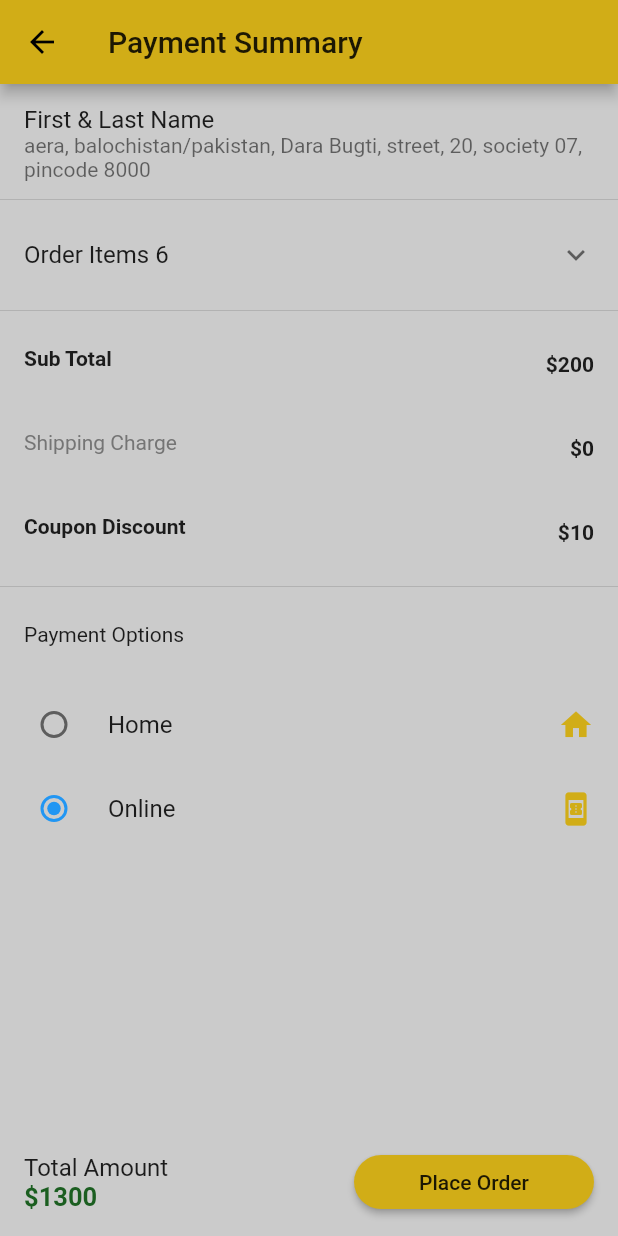
After one commit to Wahid551/Flutter_Food_App_with_Firebase, a Flutter app: the DeliveryDetails screen opened directly, after a tap on "Payment Summary", on a phone screen of 412 x 824 dp. The commit adds this screen. Run offline on Flutter 3.47's test engine with Material 2 defaults, Android fonts, the phone set to English and light mode, and no system bars; our stand-ins replace cloud_firestore, firebase_auth, firebase_core, flutter_signin_button, fluttertoast, google_sign_in; accounts and stored records are empty.

Commit message:
Backend: Add Payment Summary---  Project in Progress...

```diff
--- a/lib/screens/HomeScreen/check_Out/delivery_Details/delivery-details.dart
+++ b/lib/screens/HomeScreen/check_Out/delivery_Details/delivery-details.dart
@@ -1,10 +1,20 @@
 import 'package:flutter/material.dart';
 import 'package:food_app/config/colors.dart';
+import 'package:food_app/screens/HomeScreen/check_Out/delivery_Details/payment_summary/payment_summary.dart';
 import 'package:food_app/screens/HomeScreen/check_Out/delivery_Details/single_delivery_item.dart';
 
 import 'add_delivery-address/add_delivery_Address.dart';
 
 class DeliveryDetails extends StatelessWidget {
+  List<Widget> address = [
+    SingleDeliveryItem(
+      address:
+          "aera, balochistan/pakistan, Dara Bugti, street, 20, society 07, pincode 8000",
+      title: "Assar Developer",
+      number: "+923352062349",
+      addressType: "Home",
+    ),
+  ];
   @override
   Widget build(BuildContext context) {
     return Scaffold(
@@ -21,11 +31,19 @@ class DeliveryDetails extends StatelessWidget {
         height: 48,
         margin: EdgeInsets.symmetric(vertical: 10, horizontal: 20),
         child: MaterialButton(
-          child: Text("Add new Address"),
+          child: address.isEmpty
+              ? Text("Add new Address")
+              : Text("Payment Summary"),
           onPressed: () {
-            Navigator.of(context).push(
+            address.isEmpty
+                ? Navigator.of(context).push(
                     MaterialPageRoute(
                       builder: (context) => AddDeliverAddress(),
+                    ),
+                  )
+                : Navigator.of(context).push(
+                    MaterialPageRoute(
+                      builder: (context) => PaymentSummary(),
                     ),
                   );
           },
@@ -51,7 +69,9 @@ class DeliveryDetails extends StatelessWidget {
           ),
           Column(
             children: [
-              SingleDeliveryItem(
+              address.isEmpty
+                  ? Container()
+                  : SingleDeliveryItem(
                       address:
                           "aera, balochistan/pakistan, Dara Bugti, street, 20, society 07, pincode 8000",
                       title: "Assar Developer",
--- /dev/null
+++ b/lib/screens/HomeScreen/check_Out/delivery_Details/payment_summary/order_item.dart
@@ -0,0 +1,28 @@
+import 'package:flutter/material.dart';
+
+class OrderItem extends StatelessWidget {
+  @override
+  Widget build(BuildContext context) {
+    return ListTile(
+      leading: Image.network(
+        'https://solidstarts.com/wp-content/uploads/Green-Grape-scaled.jpg',
+        width: 60.0,
+      ),
+      title: Row(
+        mainAxisAlignment: MainAxisAlignment.spaceEvenly,
+        children: [
+          Text(
+            'Food Name',
+            style: TextStyle(color: Colors.grey[600]),
+          ),
+          Text(
+            '50 Gram',
+            style: TextStyle(color: Colors.grey[600]),
+          ),
+          Text('\$30'),
+        ],
+      ),
+      subtitle: Text('5'),
+    );
+  }
+}
--- /dev/null
+++ b/lib/screens/HomeScreen/check_Out/delivery_Details/payment_summary/payment_summary.dart
@@ -0,0 +1,152 @@
+import 'package:flutter/material.dart';
+import 'package:food_app/config/colors.dart';
+
+import 'order_item.dart';
+
+class PaymentSummary extends StatefulWidget {
+  @override
+  _PaymentSummaryState createState() => _PaymentSummaryState();
+}
+
+enum AddressTypes {
+  Home,
+  Online,
+}
+
+class _PaymentSummaryState extends State<PaymentSummary> {
+  var myType = AddressTypes.Online;
+  @override
+  Widget build(BuildContext context) {
+    return Scaffold(
+      appBar: AppBar(
+        title: Text('Payment Summary'),
+      ),
+      bottomNavigationBar: ListTile(
+        title: Text('Total Amount'),
+        subtitle: Text(
+          '\$1300',
+          style: TextStyle(
+            color: Colors.green[900],
+            fontWeight: FontWeight.bold,
+            fontSize: 17.0,
+          ),
+        ),
+        trailing: Container(
+          width: 160.0,
+          child: MaterialButton(
+            onPressed: () {},
+            child: Text(
+              'Place Order',
+              style: TextStyle(
+                color: textColor,
+              ),
+            ),
+            color: primaryColor,
+            shape: RoundedRectangleBorder(
+              borderRadius: BorderRadius.circular(30.0),
+            ),
+          ),
+        ),
+      ),
+      body: Padding(
+        padding: EdgeInsets.only(top: 10.0),
+        child: ListView.builder(
+          itemCount: 1,
+          itemBuilder: (context, index) {
+            return Column(
+              children: [
+                ListTile(
+                  title: Text('First & Last Name'),
+                  subtitle: Text(
+                      'aera, balochistan/pakistan, Dara Bugti, street, 20, society 07, pincode 8000'),
+                ),
+                Divider(),
+                ExpansionTile(
+                  children: [
+                    OrderItem(),
+                    OrderItem(),
+                    OrderItem(),
+                    OrderItem(),
+                    OrderItem(),
+                    OrderItem(),
+                  ],
+                  title: Text('Order Items 6'),
+                ),
+                Divider(),
+                ListTile(
+                  minVerticalPadding: 5.0,
+                  leading: Text(
+                    'Sub Total',
+                    style: TextStyle(fontWeight: FontWeight.bold),
+                  ),
+                  trailing: Text(
+                    '\$200',
+                    style: TextStyle(fontWeight: FontWeight.bold),
+                  ),
+                ),
+                ListTile(
+                  minVerticalPadding: 5.0,
+                  leading: Text(
+                    'Shipping Charge',
+                    style: TextStyle(
+                      color: Colors.grey[600],
+                    ),
+                  ),
+                  trailing: Text(
+                    '\$0',
+                    style: TextStyle(fontWeight: FontWeight.bold),
+                  ),
+                ),
+                ListTile(
+                  minVerticalPadding: 5.0,
+                  leading: Text(
+                    'Coupon Discount',
+                    style: TextStyle(fontWeight: FontWeight.bold),
+                  ),
+                  trailing: Text(
+                    '\$10',
+                    style: TextStyle(fontWeight: FontWeight.bold),
+                  ),
+                ),
+                Divider(),
+                ListTile(
+                  leading: Text(
+                    'Payment Options',
+                  ),
+                ),
+                RadioListTile(
+                  value: AddressTypes.Home,
+                  groupValue: myType,
+                  title: Text("Home"),
+                  onChanged: (AddressTypes? value) {
+                    setState(() {
+                      myType = value!;
+                    });
+                  },
+                  secondary: Icon(
+                    Icons.home,
+                    color: primaryColor,
+                  ),
+                ),
+                RadioListTile(
+                  value: AddressTypes.Online,
+                  groupValue: myType,
+                  title: Text("Online"),
+                  onChanged: (AddressTypes? value) {
+                    setState(() {
+                      myType = value!;
+                    });
+                  },
+                  secondary: Icon(
+                    Icons.book_online,
+                    color: primaryColor,
+                  ),
+                )
+              ],
+            );
+          },
+        ),
+      ),
+    );
+  }
+}
```
Lines whose indentation alone changed are shown as unchanged.
